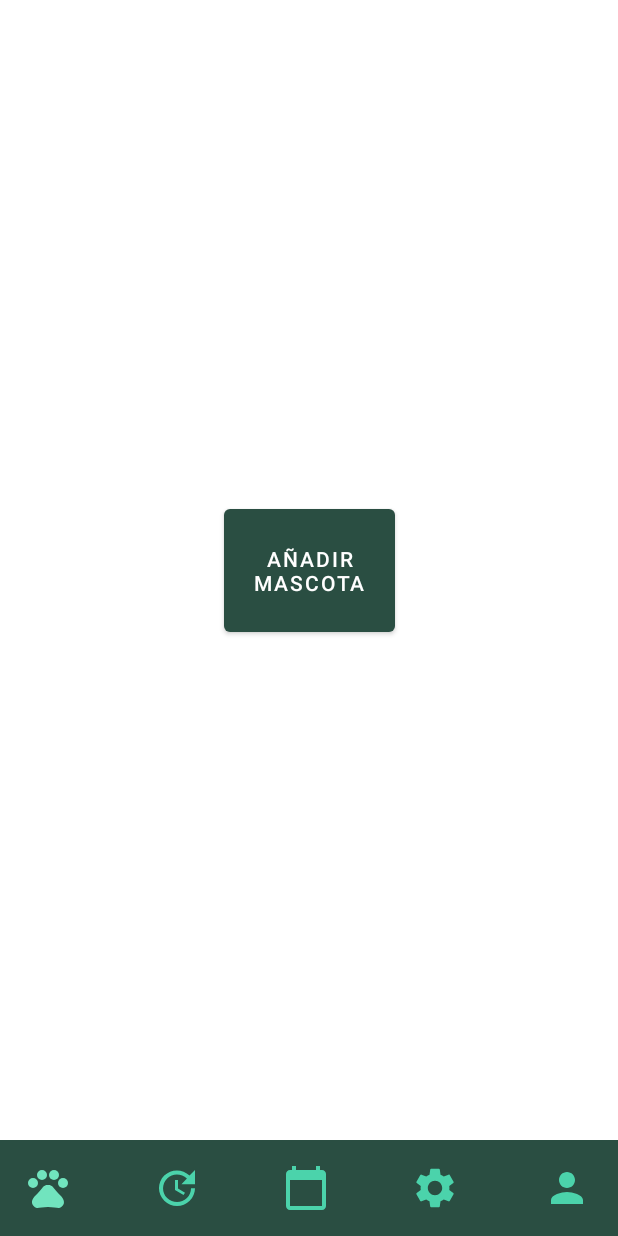
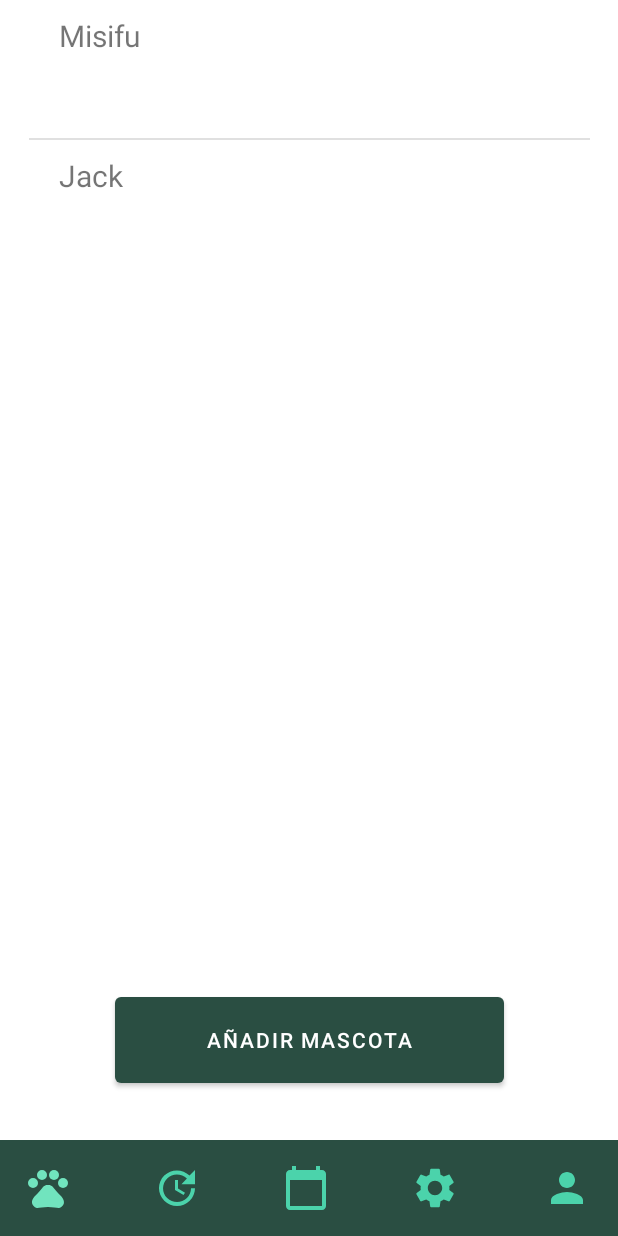
Before and after one commit to teresitaFerme/Programaci-n-de-aplicaciones-m-viles, an Android app: the PetsActivity screen opened directly, with no data from a screen before it, on a phone screen of 412 x 824 dp. Run offline under Robolectric (Android 15) with nearby library versions, the light colour scheme and no system bars.

Commit message:
More pets

```diff
--- a/AnimalCare/app/src/main/java/es/ucm/fdi/animalcare/feature/pets/PetsActivity.java
+++ b/AnimalCare/app/src/main/java/es/ucm/fdi/animalcare/feature/pets/PetsActivity.java
@@ -2,22 +2,28 @@ package es.ucm.fdi.animalcare.feature.pets;
 
 import androidx.appcompat.app.AppCompatActivity;
 
+import android.content.Intent;
 import android.os.Bundle;
 import android.view.View;
 import android.widget.ArrayAdapter;
 import android.widget.Button;
 import android.widget.EditText;
+import android.widget.ListView;
 import android.widget.Spinner;
 import android.widget.Toast;
 
 import es.ucm.fdi.animalcare.R;
 import es.ucm.fdi.animalcare.base.BaseActivity;
+import es.ucm.fdi.animalcare.feature.login.LoginActivity;
 
 public class PetsActivity extends BaseActivity implements PetsView{
     private PetsPresenter mPetsPresenter;
+    private ListView mPetList;
+    private Button mAddPet;
     private Button mNewPet;
     private EditText mNamePet;
     private Spinner mTypePet;
+    private String mMascotas [] = {"Misifu", "Jack"};
 
     @Override
     protected void onCreate(Bundle savedInstanceState) {
@@ -26,10 +32,31 @@ public class PetsActivity extends BaseActivity implements PetsView{
 
         mPetsPresenter = new PetsPresenter(this);
 
+        mPetList = findViewById(R.id.PetsList);
+        mAddPet = findViewById(R.id.AddPet);
+
+        //Se debería coger los animales de la base de datos
+        ArrayAdapter<String>adapter = new ArrayAdapter<String>(this, R.layout.pet_list_item, R.id.NamePetView, mMascotas);
+        mPetList.setAdapter(adapter);
+
+        mAddPet.setOnClickListener(new View.OnClickListener() {
+            @Override
+            public void onClick(View v) {
+                mPetsPresenter.addNewPet();
+            }
+        });
+
+    }
+
+    public void addNewPet() {
+        setContentView(R.layout.activity_pets_new);
+
+        mPetsPresenter = new PetsPresenter(this);
+
         mNamePet = findViewById(R.id.editText_newpet_name);
         mTypePet = findViewById(R.id.spinner);
 
-        String [] options = {"Perro","Gato","Pajaro","Pez"};
+        String [] options = {"Perro","Gato","Pajaro","Pez","Caballo"};
 
         ArrayAdapter<String> adapter = new ArrayAdapter<String>(this, android.R.layout.simple_spinner_item, options);
         mTypePet.setAdapter(adapter);
@@ -38,7 +65,7 @@ public class PetsActivity extends BaseActivity implements PetsView{
         mNewPet.setOnClickListener(new View.OnClickListener() {
             @Override
             public void onClick(View v) {
-               mPetsPresenter.validateNewPet(String.valueOf(mNamePet.getText()), mTypePet.getSelectedItem().toString()) ;
+                mPetsPresenter.validateNewPet(String.valueOf(mNamePet.getText()), mTypePet.getSelectedItem().toString()) ;
             }
         });
     }
@@ -52,6 +79,8 @@ public class PetsActivity extends BaseActivity implements PetsView{
 
     @Override
     public void NewPetSuccessful() {
-        //Enviar a la pagina de Pets
+        setContentView(R.layout.activity_pets);
+        Toast toast = Toast.makeText(this, "Animal Guardado", Toast.LENGTH_LONG);
+        toast.show();
     }
 }
--- a/AnimalCare/app/src/main/java/es/ucm/fdi/animalcare/feature/pets/PetsModel.java
+++ b/AnimalCare/app/src/main/java/es/ucm/fdi/animalcare/feature/pets/PetsModel.java
@@ -1,9 +1,14 @@
 package es.ucm.fdi.animalcare.feature.pets;
+
+import android.widget.ArrayAdapter;
 
 import es.ucm.fdi.animalcare.base.BaseModel;
 
 public class PetsModel extends BaseModel {
-    public void saveNewPet() {
+
+    public void saveNewPet(String name, String type) {
         //Guardar Animal en la base de datos
     }
+
+
 }
--- a/AnimalCare/app/src/main/java/es/ucm/fdi/animalcare/feature/pets/PetsPresenter.java
+++ b/AnimalCare/app/src/main/java/es/ucm/fdi/animalcare/feature/pets/PetsPresenter.java
@@ -1,5 +1,6 @@
 package es.ucm.fdi.animalcare.feature.pets;
 
+import es.ucm.fdi.animalcare.R;
 import es.ucm.fdi.animalcare.base.BasePresenter;
 
 public class PetsPresenter extends BasePresenter {
@@ -14,8 +15,12 @@ public class PetsPresenter extends BasePresenter {
     public void validateNewPet(String name, String type){
         if(name.length() == 0 && type.length() == 0) mPetsView.fillField();
         else{
-            mPetsModel.saveNewPet();
+            mPetsModel.saveNewPet(name,type);
             mPetsView.NewPetSuccessful();
         }
     }
+
+    public void addNewPet() {
+            mPetsView.addNewPet();
+    }
 }
--- a/AnimalCare/app/src/main/java/es/ucm/fdi/animalcare/feature/pets/PetsView.java
+++ b/AnimalCare/app/src/main/java/es/ucm/fdi/animalcare/feature/pets/PetsView.java
@@ -5,4 +5,5 @@ import es.ucm.fdi.animalcare.base.BaseView;
 public interface PetsView extends BaseView {
     boolean fillField();
     void NewPetSuccessful();
+    void addNewPet();
 }
--- a/AnimalCare/app/src/main/res/layout/activity_calendar.xml
+++ b/AnimalCare/app/src/main/res/layout/activity_calendar.xml
@@ -6,6 +6,9 @@
     android:layout_height="match_parent"
     tools:context=".feature.calendar.CalendarActivity">
 
-    <include layout="@layout/toolbar"/>
+    <include
+        android:id="@+id/include3"
+        layout="@layout/toolbar"
+        tools:layout_editor_absoluteY="667dp" />
 
 </androidx.constraintlayout.widget.ConstraintLayout>
--- a/AnimalCare/app/src/main/res/layout/activity_pets.xml
+++ b/AnimalCare/app/src/main/res/layout/activity_pets.xml
@@ -12,13 +12,25 @@
         tools:layout_editor_absoluteY="667dp" />
 
     <Button
-        android:id="@+id/button"
-        android:layout_width="114dp"
-        android:layout_height="94dp"
+        android:id="@+id/AddPet"
+        android:layout_width="259dp"
+        android:layout_height="69dp"
         android:text="Añadir Mascota"
         app:layout_constraintBottom_toTopOf="@+id/include2"
         app:layout_constraintEnd_toEndOf="parent"
         app:layout_constraintStart_toStartOf="parent"
-        app:layout_constraintTop_toTopOf="parent" />
+        app:layout_constraintTop_toTopOf="parent"
+        app:layout_constraintVertical_bias="0.954" />
+
+    <ListView
+        android:id="@+id/PetsList"
+        android:layout_width="374dp"
+        android:layout_height="wrap_content"
+        app:layout_constraintBottom_toTopOf="@+id/AddPet"
+        app:layout_constraintEnd_toEndOf="parent"
+        app:layout_constraintHorizontal_bias="0.5"
+        app:layout_constraintStart_toStartOf="parent"
+        app:layout_constraintTop_toTopOf="parent"
+        app:layout_constraintVertical_bias="0" />
 
 </androidx.constraintlayout.widget.ConstraintLayout>
--- /dev/null
+++ b/AnimalCare/app/src/main/res/layout/pet_list_item.xml
@@ -0,0 +1,31 @@
+<?xml version="1.0" encoding="utf-8"?>
+<androidx.constraintlayout.widget.ConstraintLayout
+    xmlns:android="http://schemas.android.com/apk/res/android"
+    xmlns:tools="http://schemas.android.com/tools"
+    android:layout_width="match_parent"
+    android:layout_height="match_parent">
+
+    <LinearLayout
+        android:layout_width="match_parent"
+        android:layout_height="match_parent"
+        android:orientation="vertical"
+        tools:layout_editor_absoluteX="161dp"
+        tools:layout_editor_absoluteY="109dp"
+        android:layout_marginLeft="20dp"
+        android:layout_marginTop="20dp"
+        android:layout_marginRight="20dp">
+
+        <TextView
+            android:id="@+id/NamePetView"
+            android:layout_width="match_parent"
+            android:layout_height="52dp"
+            android:layout_marginTop="10dp"
+            android:textSize="20dp" />
+
+        <TextView
+            android:id="@+id/TypePetView"
+            android:layout_width="match_parent"
+            android:layout_height="30dp"
+            android:textSize="15dp" />
+    </LinearLayout>
+</androidx.constraintlayout.widget.ConstraintLayout>
```
